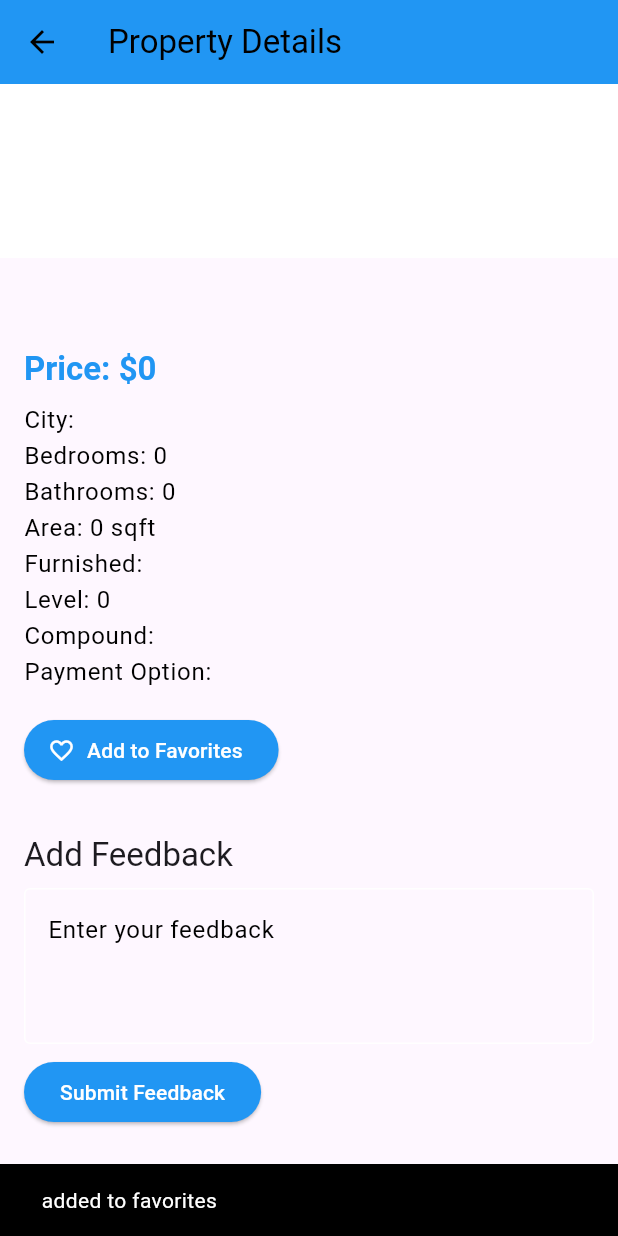
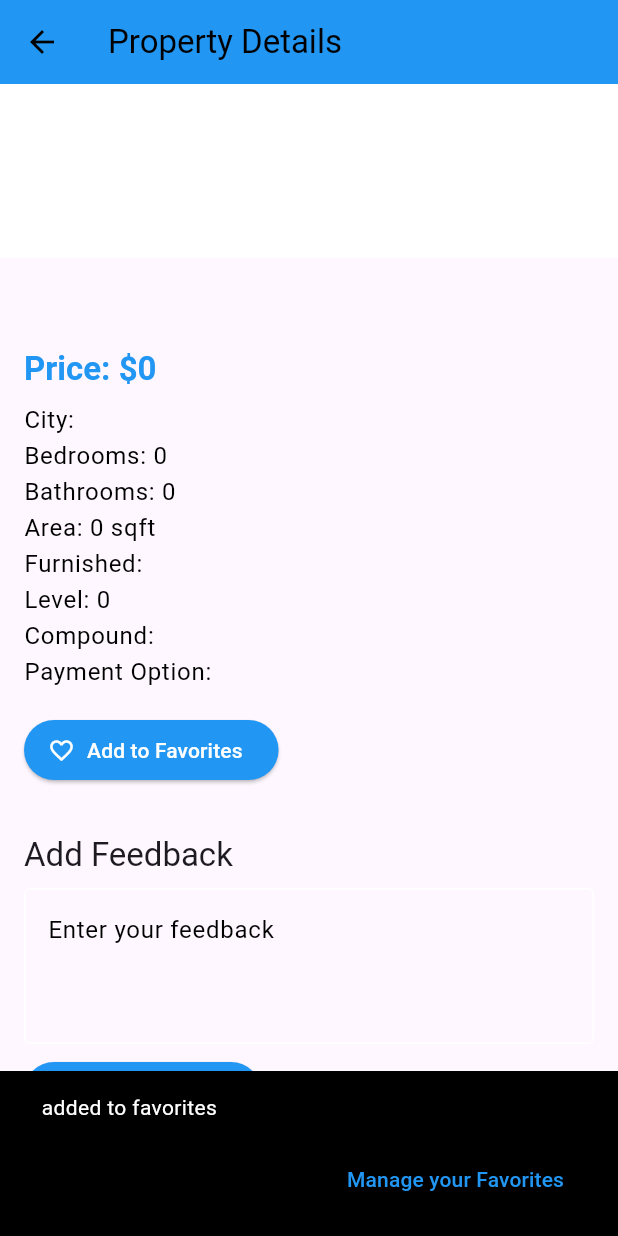
Before and after one commit to arafat3300/Graduation_Project, a Flutter app: the PropertyDetails screen opened directly with empty values, scrolled down 484 dp, after a tap on "Add to Favorites", after a tap on "Remove from Favorites", on a phone screen of 412 x 824 dp. Run offline on Flutter 3.47's test engine with Material 3 defaults, Android fonts, the phone set to English and light mode, and no system bars; our stand-ins replace carousel_slider, cloud_firestore, firebase_core, flutter_riverpod, flutter_spinkit, google_sign_in and 5 more; missing offline and left inert: dart_jsonwebtoken, multi_image_picker_plus; accounts and stored records are empty; network calls fail.

Commit message:
manage favourites button

```diff
--- a/gradproj/lib/Screens/PropertyDetails.dart
+++ b/gradproj/lib/Screens/PropertyDetails.dart
@@ -260,7 +260,17 @@ class _PropertyDetailsState extends ConsumerState<PropertyDetails> {
                       } else {
                         favouritesNotifier.addProperty(property);
                         ScaffoldMessenger.of(context).showSnackBar(
-                          SnackBar(content: Text("${property.type} added to favorites")),
+                          SnackBar(
+                            content:Text("${property.type} added to favorites"),
+                            duration: const Duration(seconds: 5),
+                            action: SnackBarAction(
+                              label: "Manage your Favorites",
+                              textColor: Colors.blue,
+                              onPressed: () {
+                                Navigator.pushNamed(context, '/favourites');
+                                },
+                              ),
+                          ),
                         );
                       }
                     },
```
